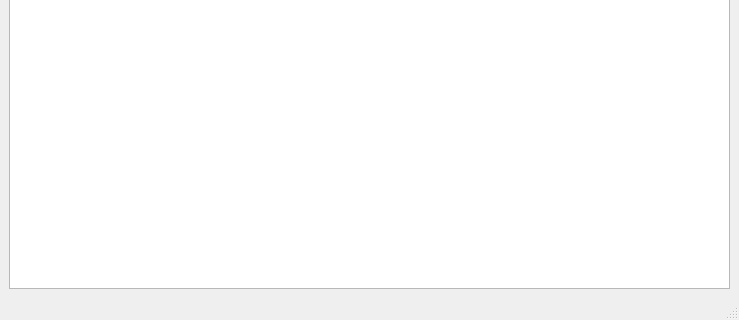
Kapysta38/coffee, file main.ui: the form before one commit; both pictures show x 0 to 739 and y 279 to 599 of the 739 by 599 pixel window.
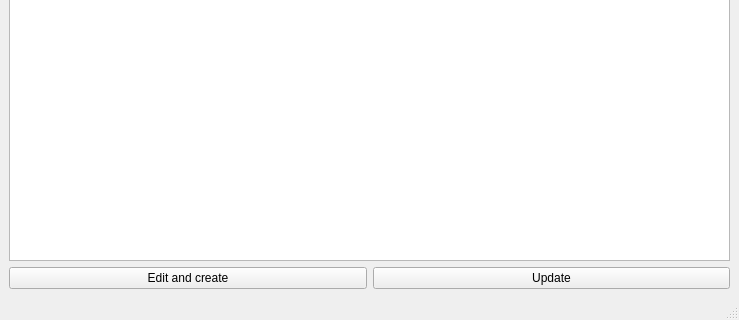
The form after the commit.

Diff of the .ui file:
```diff
--- a/main.ui
+++ b/main.ui
@@ -15,7 +15,21 @@
   </property>
   <widget class="QWidget" name="centralwidget">
    <layout class="QGridLayout" name="gridLayout">
-    <item row="0" column="0">
+    <item row="2" column="0">
+     <widget class="QPushButton" name="pushButton">
+      <property name="text">
+       <string>Edit and create</string>
+      </property>
+     </widget>
+    </item>
+    <item row="2" column="1">
+     <widget class="QPushButton" name="pushButton_2">
+      <property name="text">
+       <string>Update</string>
+      </property>
+     </widget>
+    </item>
+    <item row="1" column="0" colspan="2">
      <widget class="QTableWidget" name="tableWidget">
       <column>
        <property name="text">
```
